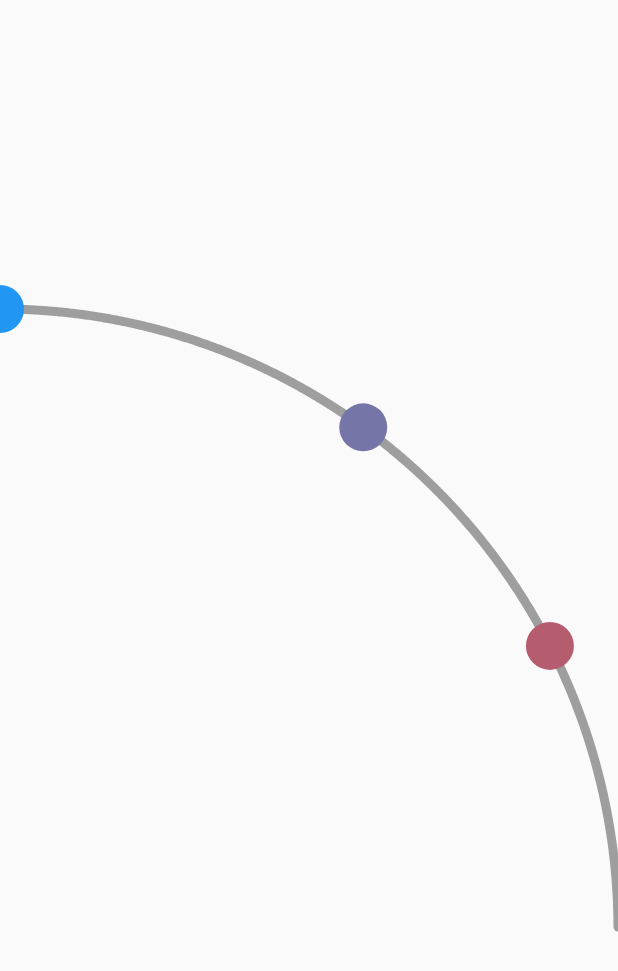
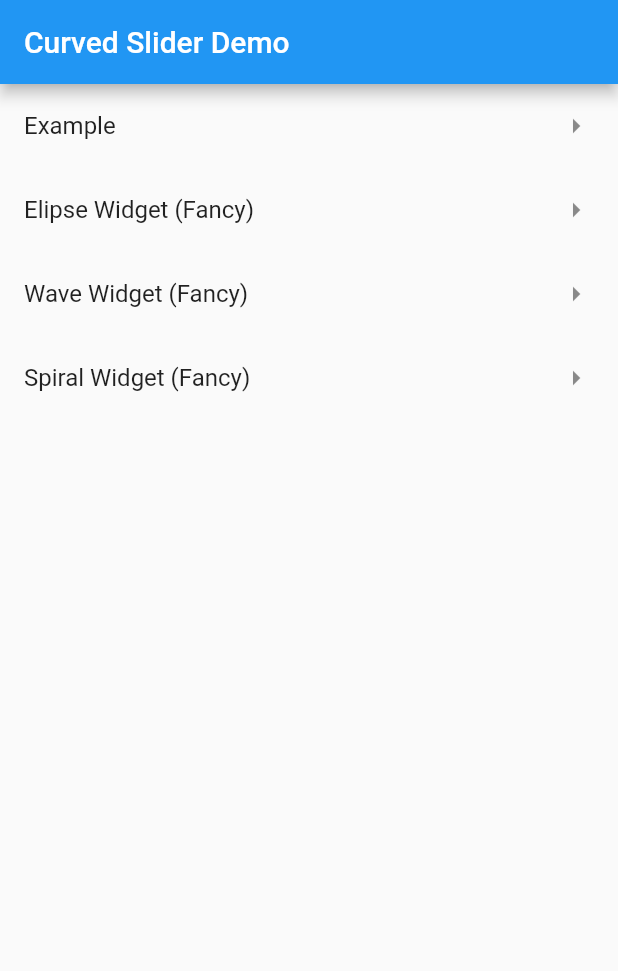
Before and after one commit to josiahsrc/cs456, a Flutter app: the screen it shows after launch, on a phone screen of 412 x 824 dp. Shown: the top 971 px of the screen. Run offline on Flutter 3.47's test engine with Material 2 defaults, Android fonts, the phone set to English and light mode, and no system bars.

Commit message:
curved slider complete

```diff
--- a/hw/lib/hw05/app.dart
+++ b/hw/lib/hw05/app.dart
@@ -1,5 +1,8 @@
+import 'dart:ui';
+
 import 'package:flutter/material.dart';
 
+import 'demo.dart';
 import 'slider.dart';
 
 class App extends StatelessWidget {
@@ -10,41 +13,115 @@ class App extends StatelessWidget {
       theme: ThemeData(
         visualDensity: VisualDensity.adaptivePlatformDensity,
       ),
-      home: HomePage(),
+      initialRoute: Routes.home,
+      routes: Routes.define(),
     );
   }
+}
+
+class Routes {
+  const Routes._();
+
+  static final home = '/';
+  static final example = '/example';
+  static final elipse = '/elipse';
+  static final wave = '/wave';
+  static final spiral = '/spiral';
+
+  static Map<String, WidgetBuilder> define() => {
+        home: (c) => HomePage(),
+        example: (c) => ExamplePage(),
+        elipse: (c) => Demo(
+              title: 'Elipse Demo',
+              type: DemoType.elipse,
+            ),
+        wave: (c) => Demo(
+              title: 'Wave Demo',
+              type: DemoType.wave,
+            ),
+        spiral: (c) => Demo(
+              title: 'Spiral Demo',
+              type: DemoType.spiral,
+            ),
+      };
 }
 
 class HomePage extends StatelessWidget {
   @override
   Widget build(BuildContext context) {
-    final valueA = 10.0;
-    final valueB = 110.0;
-    final thumbs = <CurvedSliderThumb>[
-      CurvedSliderThumb(initialValue: 10),
-      CurvedSliderThumb(initialValue: 50),
-      CurvedSliderThumb(initialValue: 80),
-    ];
+    final nav = Navigator.of(context);
+
+    final routes = {
+      Routes.example: 'Example',
+      Routes.elipse: 'Elipse Widget (Fancy)',
+      Routes.wave: 'Wave Widget (Fancy)',
+      Routes.spiral: 'Spiral Widget (Fancy)',
+    };
+
+    final tiles = SliverList(
+      delegate: SliverChildListDelegate([
+        for (final entry in routes.entries)
+          ListTile(
+            title: Text(entry.value),
+            onTap: () => nav.pushNamed(entry.key),
+            trailing: Icon(Icons.arrow_right),
+          ),
+      ]),
+    );
+
+    return Scaffold(
+      appBar: AppBar(
+        title: Text('Curved Slider Demo'),
+      ),
+      body: CustomScrollView(
+        slivers: [tiles],
+      ),
+    );
+  }
+}
+
+class ExamplePage extends StatelessWidget {
+  @override
+  Widget build(BuildContext context) {
+    final thumbCount = 10;
+    final valueA = 0.0;
+    final valueB = 1.0;
+    final mirror = false;
+    final fill = .5;
+    final offset = 0.6;
+    final height = 400.0;
 
     final slider = CurvedSlider.elipse(
       valueA: valueA,
       valueB: valueB,
-      fill: .25,
-      offset: .75,
-      thumbs: thumbs,
+      mirror: mirror,
+      fill: fill,
+      offset: offset,
+      thumbs: [
+        for (int i = 0; i < thumbCount; ++i)
+          CurvedSliderThumb(
+            initialValue: lerpDouble(
+              valueA,
+              valueB,
+              i.toDouble() / thumbCount,
+            ),
+            onStart: () => print('START'),
+            onEnd: () => print('END'),
+            onChanged: (value) => print(
+              'Value changed: ${value.toStringAsFixed(2)}',
+            ),
+          ),
+      ],
     );
 
-    // final slider = CurvedSlider.waves(
-    //   frequency: 1,
-    //   valueA: valueA,
-    //   valueB: valueB,
-    //   thumbs: thumbs,
-    // );
-
     return Scaffold(
-      body: Center(
-        child: AspectRatio(
-          aspectRatio: 1 / 1,
+      appBar: AppBar(
+        title: Text('Example'),
+      ),
+      body: Align(
+        alignment: Alignment.bottomCenter,
+        child: SizedBox.fromSize(
+          size: Size.fromHeight(height),
           child: slider,
         ),
       ),
```
Also changed, not shown: hw/lib/hw05/demo.dart (added, +316 -0 lines), hw/lib/hw05/slider.dart (+50 -6 lines).
